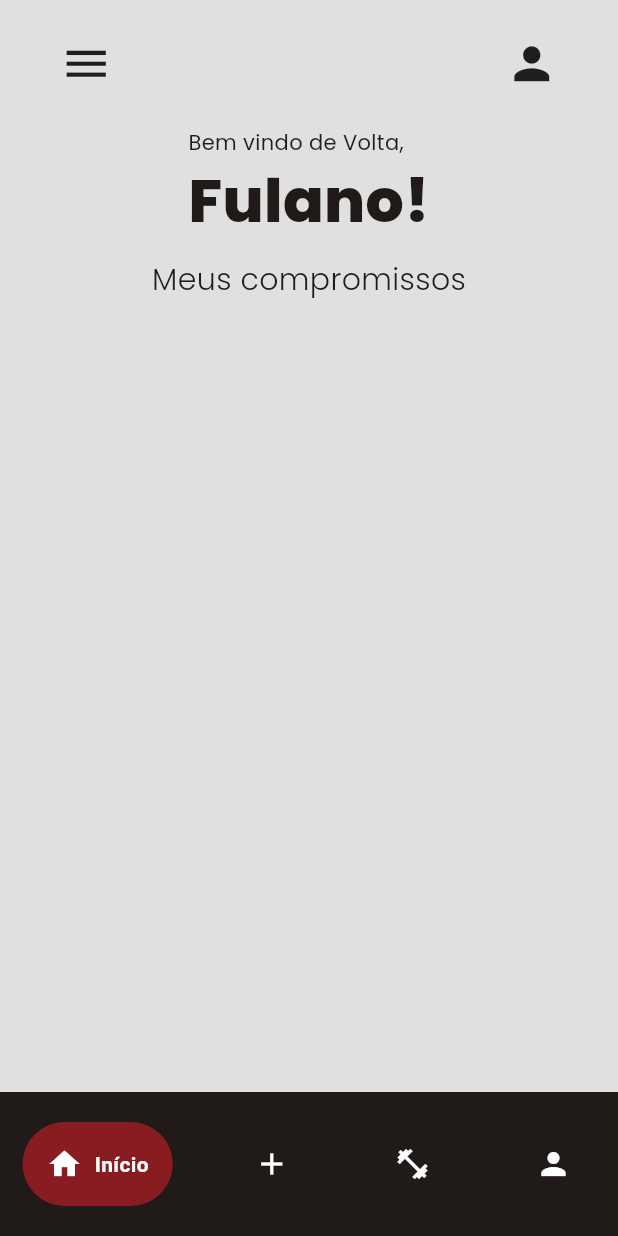
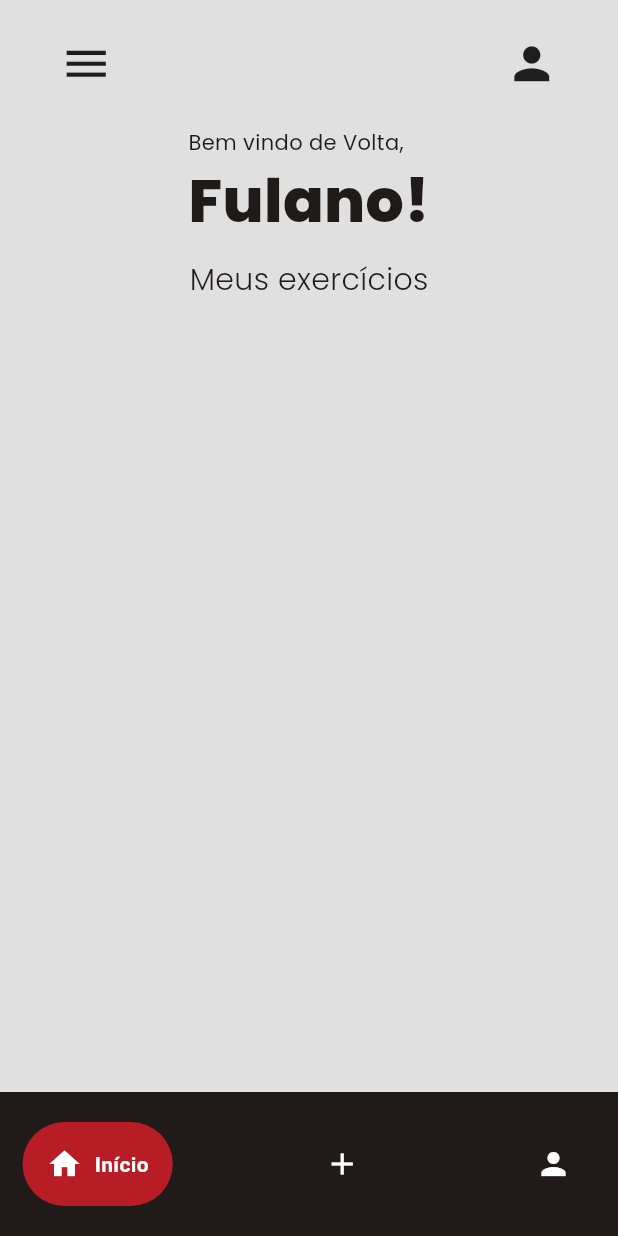
Before and after one commit to marcelomnzs/DSI, a Flutter app: the screen it shows after launch, on a phone screen of 412 x 824 dp. Run offline on Flutter 3.47's test engine with Material 3 defaults, Android fonts, the phone set to English and light mode, and no system bars; drawn by our look-alikes of google_nav_bar; our stand-ins replace cloud_firestore, firebase_core, flutter_svg, google_fonts; accounts and stored records are empty.

Commit message:
Adicionando navegação através do BottomNavBar e criando arquivos separados para telas

```diff
--- a/lib/main.dart
+++ b/lib/main.dart
@@ -26,8 +26,9 @@ class MyApp extends StatelessWidget {
       ),
       routes: {
         '/': (context) => const HomePage(),
-        // '/homepage': (context) => const HomePage(),
-        // '/registerpage': (context) => RegisterPage(),
+        '/homepage': (context) => const HomePage(),
+        '/registerpage': (context) => RegisterPage(),
+        '/loginpage': (context) => LoginPage(),
       },
     );
   }
--- /dev/null
+++ b/lib/screens/exercises_page.dart
@@ -0,0 +1,128 @@
+import 'package:app_dsi/services/firestore.dart';
+import 'package:cloud_firestore/cloud_firestore.dart';
+import 'package:flutter/material.dart';
+import 'package:google_fonts/google_fonts.dart';
+
+class Exercises extends StatelessWidget {
+  Exercises({super.key});
+
+// Creating firestore instance
+  final FirestoreService firestoreService = FirestoreService();
+
+  @override
+  Widget build(BuildContext context) {
+    return SafeArea(
+      child: Column(
+        crossAxisAlignment: CrossAxisAlignment.center,
+        children: [
+          // Custom appBar
+          const Padding(
+            padding: EdgeInsets.symmetric(
+              horizontal: 40.0,
+              vertical: 25,
+            ),
+            child: Row(
+              mainAxisAlignment: MainAxisAlignment.spaceBetween,
+              children: [
+                Icon(
+                  Icons.menu,
+                  size: 35,
+                ),
+                Icon(
+                  Icons.person,
+                  size: 35,
+                )
+              ],
+            ),
+          ),
+
+          // Welcome home User
+          Column(
+            crossAxisAlignment: CrossAxisAlignment.start,
+            children: [
+              Text(
+                'Bem vindo de Volta,',
+                style: GoogleFonts.poppins(),
+              ),
+              Text(
+                'Fulano!',
+                style: GoogleFonts.poppins(
+                  textStyle: const TextStyle(
+                    fontSize: 40,
+                    fontWeight: FontWeight.w800,
+                  ),
+                ),
+              ),
+            ],
+          ),
+
+          const SizedBox(height: 10),
+
+          // Grid
+          Text(
+            'Meus exercícios',
+            style: GoogleFonts.poppins(
+              textStyle: const TextStyle(
+                fontSize: 20,
+                fontWeight: FontWeight.w300,
+              ),
+            ),
+          ),
+
+          Expanded(
+            child: FractionallySizedBox(
+              widthFactor: 0.8,
+              child: Padding(
+                padding: const EdgeInsets.only(top: 15.0),
+                child: StreamBuilder<QuerySnapshot>(
+                  stream: firestoreService.getExerciseStream(),
+                  builder: (context, snapshot) {
+                    // If we have data, get all the docs
+                    if (snapshot.hasData) {
+                      List exercisesList = snapshot.data!.docs;
+
+                      // Display the data as a list
+                      return ListView.builder(
+                        itemCount: exercisesList.length,
+                        itemBuilder: (context, index) {
+                          // Get individual doc
+                          DocumentSnapshot document = exercisesList[index];
+                          String docID = document.id;
+
+                          // Get exercise from each doc
+                          Map<String, dynamic> data =
+                              document.data() as Map<String, dynamic>;
+                          String exerciseType = data['type'];
+
+                          // Display as a list tile
+                          return ListTile(
+                            title: Text(exerciseType.toUpperCase()),
+                            trailing: Row(
+                              mainAxisSize: MainAxisSize.min,
+                              children: [
+                                IconButton(
+                                  onPressed: () {},
+                                  icon: const Icon(Icons.edit),
+                                ),
+                                IconButton(
+                                  onPressed: () {},
+                                  icon: const Icon(Icons.delete),
+                                )
+                              ],
+                            ),
+                          );
+                        },
+                      );
+                    } else {
+                      return const Text('No notes...');
+                    }
+                  },
+                ),
+              ),
+            ),
+          ),
+        ],
+      ),
+    );
+  }
+}
--- a/lib/screens/home_page.dart
+++ b/lib/screens/home_page.dart
@@ -1,9 +1,9 @@
 import 'package:app_dsi/core/theme/color_schemes.dart';
-import 'package:app_dsi/services/firestore.dart';
-import 'package:cloud_firestore/cloud_firestore.dart';
+import 'package:app_dsi/screens/new_exercise_page.dart';
+import 'package:app_dsi/screens/profile_page.dart';
 import 'package:flutter/material.dart';
-import 'package:google_fonts/google_fonts.dart';
 import 'package:google_nav_bar/google_nav_bar.dart';
+import 'package:app_dsi/screens/exercises_page.dart';
 
 class HomePage extends StatefulWidget {
   const HomePage({super.key});
@@ -13,126 +13,21 @@ class HomePage extends StatefulWidget {
 }
 
 class _HomePageState extends State<HomePage> {
-// Creating firestore instance
-  final FirestoreService firestoreService = FirestoreService();
+  // List of pages for the bottomNavBar
+  final List<Widget> _pages = [
+    Exercises(),
+    const NewExercise(),
+    const Profile()
+  ];
+
+  // Index for bottomNavBar
+  int _selectedIndex = 0;
 
   @override
   Widget build(BuildContext context) {
     return Scaffold(
       backgroundColor: Colors.grey.shade300,
-      body: SafeArea(
-        child: Column(
-          crossAxisAlignment: CrossAxisAlignment.center,
-          children: [
-            // Custom appBar
-            const Padding(
-              padding: EdgeInsets.symmetric(
-                horizontal: 40.0,
-                vertical: 25,
-              ),
-              child: Row(
-                mainAxisAlignment: MainAxisAlignment.spaceBetween,
-                children: [
-                  Icon(
-                    Icons.menu,
-                    size: 35,
-                  ),
-                  Icon(
-                    Icons.person,
-                    size: 35,
-                  )
-                ],
-              ),
-            ),
-
-            // Welcome home User
-            Column(
-              crossAxisAlignment: CrossAxisAlignment.start,
-              children: [
-                Text(
-                  'Bem vindo de Volta,',
-                  style: GoogleFonts.poppins(),
-                ),
-                Text(
-                  'Fulano!',
-                  style: GoogleFonts.poppins(
-                    textStyle: const TextStyle(
-                      fontSize: 40,
-                      fontWeight: FontWeight.w800,
-                    ),
-                  ),
-                ),
-              ],
-            ),
-
-            const SizedBox(height: 10),
-
-            // Grid
-            Text(
-              'Meus compromissos',
-              style: GoogleFonts.poppins(
-                textStyle: const TextStyle(
-                  fontSize: 20,
-                  fontWeight: FontWeight.w300,
-                ),
-              ),
-            ),
-
-            Expanded(
-              child: FractionallySizedBox(
-                widthFactor: 0.8,
-                child: Padding(
-                  padding: const EdgeInsets.only(top: 15.0),
-                  child: StreamBuilder<QuerySnapshot>(
-                    stream: firestoreService.getExerciseStream(),
-                    builder: (context, snapshot) {
-                      // If we have data, get all the docs
-                      if (snapshot.hasData) {
-                        List exercisesList = snapshot.data!.docs;
-
-                        // Display the data as a list
-                        return ListView.builder(
-                          itemCount: exercisesList.length,
-                          itemBuilder: (context, index) {
-                            // Get individual doc
-                            DocumentSnapshot document = exercisesList[index];
-                            String docID = document.id;
-
-                            // Get exercise from each doc
-                            Map<String, dynamic> data =
-                                document.data() as Map<String, dynamic>;
-                            String exerciseType = data['type'];
-
-                            // Display as a list tile
-                            return ListTile(
-                              title: Text(exerciseType.toUpperCase()),
-                              trailing: Row(
-                                mainAxisSize: MainAxisSize.min,
-                                children: [
-                                  IconButton(
-                                    onPressed: () {},
-                                    icon: const Icon(Icons.edit),
-                                  ),
-                                  IconButton(
-                                    onPressed: () {},
-                                    icon: const Icon(Icons.delete),
-                                  )
-                                ],
-                              ),
-                            );
-                          },
-                        );
-                      } else {
-                        return const Text('No notes...');
-                      }
-                    },
-                  ),
-                ),
-              ),
-            ),
-          ],
-        ),
-      ),
+      body: _pages[_selectedIndex],
       bottomNavigationBar: Container(
         color: lightColorScheme.onSurface,
         child: Padding(
@@ -141,7 +36,7 @@ class _HomePageState extends State<HomePage> {
             backgroundColor: lightColorScheme.onSurface,
             color: Colors.white,
             activeColor: Colors.white,
-            tabBackgroundColor: const Color.fromARGB(174, 184, 29, 37),
+            tabBackgroundColor: lightColorScheme.primary,
             gap: 8,
             padding: const EdgeInsets.all(16),
             tabs: const [
@@ -154,14 +49,16 @@ class _HomePageState extends State<HomePage> {
                 text: 'Novo exercício',
               ),
               GButton(
-                icon: Icons.fitness_center,
-                text: 'Meus exercícios',
-              ),
-              GButton(
                 icon: Icons.person,
                 text: 'Meu Perfil',
               ),
             ],
+            selectedIndex: _selectedIndex,
+            onTabChange: (index) {
+              setState(() {
+                _selectedIndex = index;
+              });
+            },
           ),
         ),
       ),
```
Also changed, not shown: lib/screens/new_exercise_page.dart (added, +14 -0 lines), lib/screens/profile_page.dart (added, +14 -0 lines).
